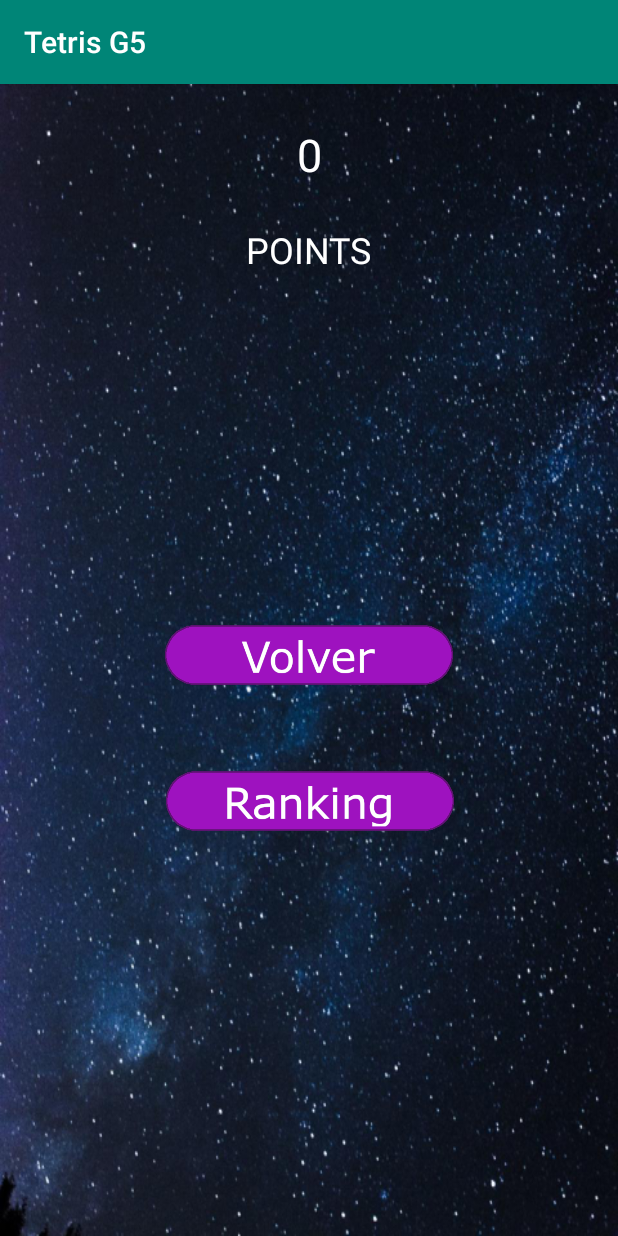
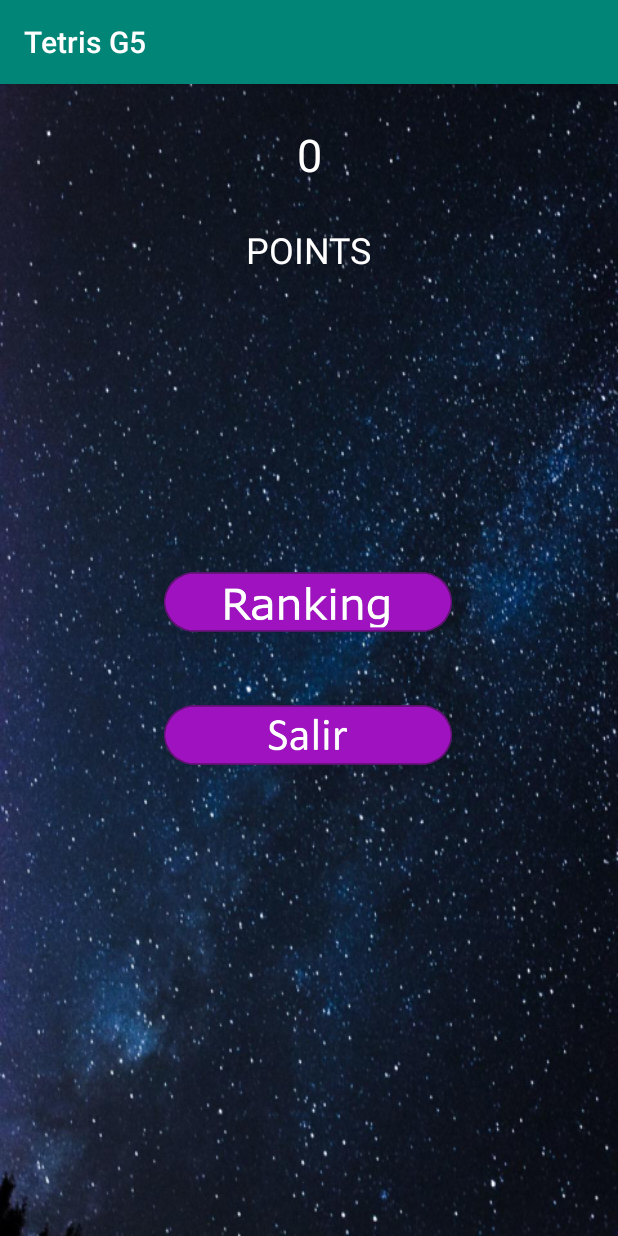
Before and after one commit to chexu99/TetrisG5, an Android app: the FinalScoreActivity screen opened directly, with no data from a screen before it, on a phone screen of 412 x 824 dp. Run offline under Robolectric (Android 15) with nearby library versions, the light colour scheme and no system bars.

Commit message:
ExitGame

```diff
--- a/app/src/main/java/com/tetris/view/FinalScoreActivity.java
+++ b/app/src/main/java/com/tetris/view/FinalScoreActivity.java
@@ -6,6 +6,7 @@ import android.database.Cursor;
 import android.database.sqlite.SQLiteDatabase;
 import android.os.Bundle;
 import android.view.View;
+import android.widget.Button;
 import android.widget.ImageButton;
 import android.widget.TextView;
 import android.widget.Toast;
@@ -26,20 +27,38 @@ public class FinalScoreActivity extends AppCompatActivity {
     ConexionSQLiteHelper conn;
     Integer score;
 
+
     @Override
     protected void onCreate(Bundle savedInstanceState) {
         super.onCreate(savedInstanceState);
         setContentView(R.layout.activity_final_score);
         conn = new ConexionSQLiteHelper(getApplicationContext(), "db_ranking", null, 1);
         updateScore();
-        button = findViewById(R.id.restart_button);
+        button = findViewById(R.id.restart_exit_button);
+        if (score>250){
+            ((ImageButton) button).setImageResource(R.drawable.btn_volver);
+            button.setOnClickListener(new View.OnClickListener() {
+                @Override
+                public void onClick(View v) {
+                    openMenuActivity();
+                }
+            });
+        } else{
+            ((ImageButton) button).setImageResource(R.drawable.btn_exit);
+            button.setOnClickListener(new View.OnClickListener() {
+                @Override
+                public void onClick(View v) {
+                    Intent intent = new Intent(Intent.ACTION_MAIN);
+                    intent.addCategory(Intent.CATEGORY_HOME);
+                    intent.setFlags(Intent.FLAG_ACTIVITY_NEW_TASK);
+                    startActivity(intent);
+
+                }
+            });
+        }
+
         button2 = findViewById(R.id.btnranking);
-        button.setOnClickListener(new View.OnClickListener() {
-            @Override
-            public void onClick(View v) {
-                openMenuActivity();
-            }
-        });
+
         button2.setOnClickListener(new View.OnClickListener() {
             @Override
             public void onClick(View v) {
--- a/app/src/main/res/layout/activity_final_score.xml
+++ b/app/src/main/res/layout/activity_final_score.xml
@@ -5,25 +5,30 @@
     android:layout_width="match_parent"
     android:layout_height="match_parent"
     android:background="@drawable/background"
-    tools:context=".view.FinalScoreActivity">
+    tools:context=".view.FinalScoreActivity"><![CDATA[
+
+
+    >
 
 
 
+    ]]>
+
     <ImageButton
-        android:id="@+id/restart_button"
+        android:id="@+id/restart_exit_button"
         android:layout_width="192dp"
         android:layout_height="48dp"
-        android:src="@drawable/btn_volver"
-        android:scaleType="fitXY"
-        android:background="@null"
         android:layout_centerHorizontal="true"
         android:layout_centerVertical="true"
-        android:layout_marginBottom="340dp"
+        android:background="@null"
+        android:scaleType="fitXY"
+        android:src="@drawable/btn_volver"
         app:layout_constraintBottom_toBottomOf="parent"
         app:layout_constraintEnd_toEndOf="parent"
+        app:layout_constraintHorizontal_bias="0.497"
         app:layout_constraintStart_toStartOf="parent"
         app:layout_constraintTop_toTopOf="parent"
-        app:layout_constraintVertical_bias="0.938" /> >
+        app:layout_constraintVertical_bias="0.569" />
 
     <TextView
         android:id="@+id/textView"
@@ -54,18 +59,14 @@
         android:id="@+id/btnranking"
         android:layout_width="192dp"
         android:layout_height="48dp"
+        android:background="@null"
+        android:scaleType="fitXY"
         android:src="@drawable/btn_ranking"
-        android:scaleType="fitXY"
-        android:background="@null"
-        android:layout_marginStart="162dp"
-        android:layout_marginLeft="162dp"
-        android:layout_marginTop="48dp"
-        android:layout_marginEnd="161dp"
-        android:layout_marginRight="161dp"
-        android:layout_marginBottom="265dp"
-        app:layout_constraintBottom_toBottomOf="parent"
+        app:layout_constraintBottom_toTopOf="@+id/restart_exit_button"
         app:layout_constraintEnd_toEndOf="parent"
+        app:layout_constraintHorizontal_bias="0.497"
         app:layout_constraintStart_toStartOf="parent"
-        app:layout_constraintTop_toBottomOf="@+id/restart_button" />
+        app:layout_constraintTop_toTopOf="parent"
+        app:layout_constraintVertical_bias="0.888" />
 
 </androidx.constraintlayout.widget.ConstraintLayout>
```
Also changed, not shown: app/src/main/java/com/tetris/view/RankingActivity.java (+3 -4 lines), app/src/main/res/drawable/btn_exit.png (added).
